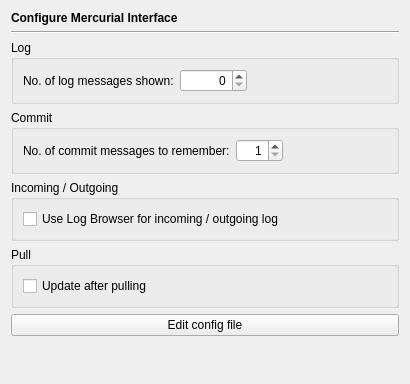
Above: Plugins/VcsPlugins/vcsMercurial/ConfigurationPage/MercurialPage.ui from testmana2/test before the change. Below: the same form after it.
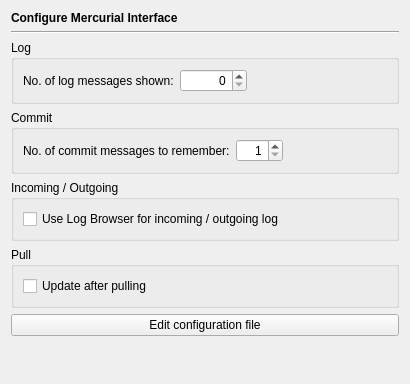
That is the form after the change.

Commit message: Added an entry to the Mercurial menu to edit the user configuration file.

Patch:
```diff
--- a/Plugins/VcsPlugins/vcsMercurial/ConfigurationPage/MercurialPage.ui
+++ b/Plugins/VcsPlugins/vcsMercurial/ConfigurationPage/MercurialPage.ui
@@ -162,7 +162,7 @@
       <string>Edit the mercurial config file</string>
      </property>
      <property name="text">
-      <string>Edit config file</string>
+      <string>Edit configuration file</string>
      </property>
     </widget>
    </item>
```
Left out of the diff: 2 changed lines with no effect on the pictures. The commit also changes 21 other files.
